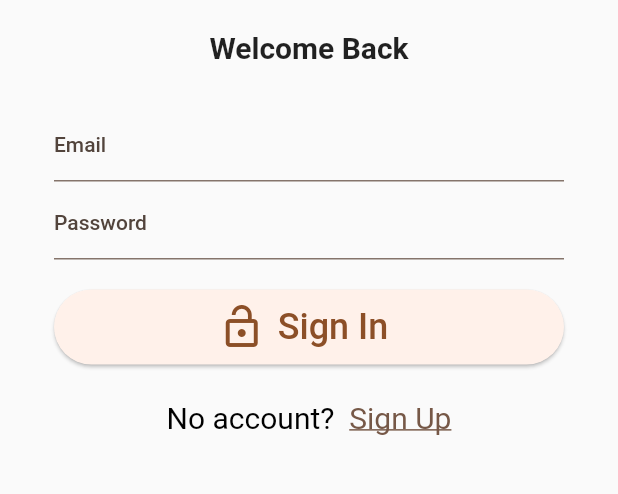
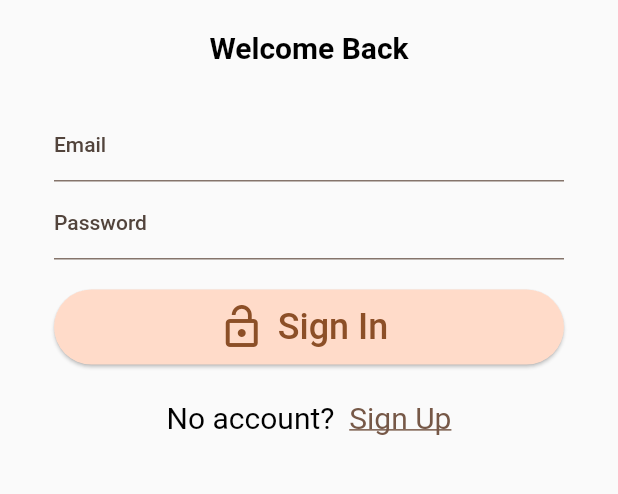
Before and after one commit to Daviancold/FoodBridge, a Flutter app: the screen it shows after launch, on a phone screen of 412 x 824 dp, the part 564-1058 px from its top. Run offline on Flutter 3.47's test engine with Material 2 defaults, Android fonts, the phone set to English and light mode, and no system bars; our stand-ins replace cloud_firestore, email_validator, firebase_auth, firebase_core, firebase_storage, flutter_riverpod and 3 more; missing offline and left inert: flutter_google_places, google_maps_webservice; accounts and stored records are empty.

Commit message:
styling fix

```diff
--- a/lib/main.dart
+++ b/lib/main.dart
@@ -35,9 +35,46 @@ class MyApp extends StatelessWidget {
         debugShowCheckedModeBanner: false,
         title: title,
         theme: ThemeData().copyWith(
-          useMaterial3: true,
-          colorScheme: kColorScheme,
-        ),
+            useMaterial3: true,
+            colorScheme: kColorScheme,
+            appBarTheme: const AppBarTheme().copyWith(
+              centerTitle: true,
+              backgroundColor: kColorScheme.onPrimaryContainer,
+              foregroundColor: kColorScheme.primaryContainer,
+            ),
+            cardTheme: const CardTheme().copyWith(
+              color: kColorScheme.secondaryContainer,
+              margin: const EdgeInsets.symmetric(
+                horizontal: 16,
+                vertical: 5,
+              ),
+            ),
+            elevatedButtonTheme: ElevatedButtonThemeData(
+              style: ElevatedButton.styleFrom(
+                backgroundColor: kColorScheme.primaryContainer,
+              ),
+            ),
+            textTheme: ThemeData().textTheme.copyWith(
+                  titleLarge: const TextStyle(
+                    fontWeight: FontWeight.bold,
+                    color: Colors.white,
+                    fontSize: 20,
+                  ),
+                  titleMedium: const TextStyle(
+                    fontWeight: FontWeight.bold,
+                    color: Colors.black,
+                    fontSize: 16,
+                  ),
+                  bodyMedium: const TextStyle(
+                    fontWeight: FontWeight.normal,
+                    color: Colors.black,
+                    fontSize: 14,
+                  ),
+                ),
+            bottomSheetTheme: const BottomSheetThemeData().copyWith(
+              backgroundColor: kColorScheme.onPrimaryContainer,
+              //modalBackgroundColor: kColorScheme.onSecondaryContainer,
+            )),
         home: const MainPage(),
       );
 }
```
